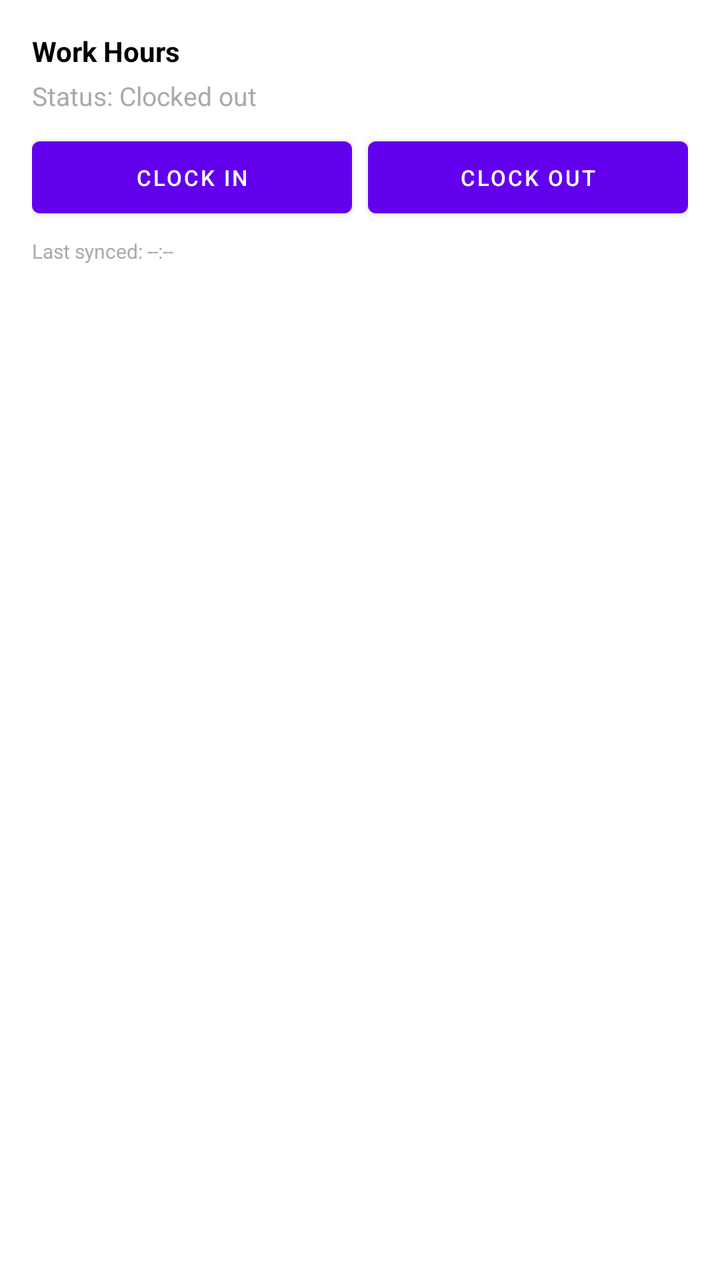
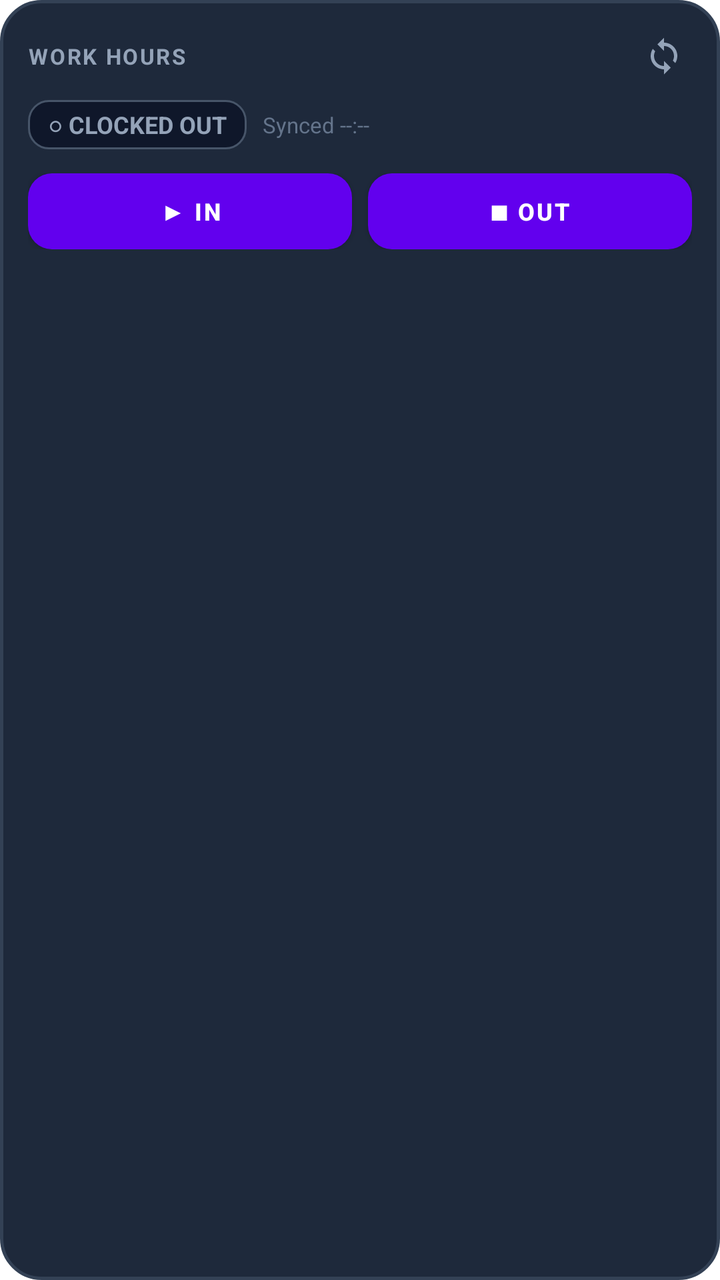

The first picture is an Android layout as it rendered before a commit; the second is the same layout after the commit. The layout source and the unified diff follow.
<!-- AndroidManifest.xml: fallback theme Theme.MaterialComponents.DayNight.NoActionBar -->
<!-- res/layout/work_hours_widget.xml -->
<?xml version="1.0" encoding="utf-8"?>
<LinearLayout xmlns:android="http://schemas.android.com/apk/res/android"
    android:layout_width="match_parent"
    android:layout_height="match_parent"
    android:orientation="vertical"
    android:padding="16dp"
    android:background="@android:color/white">

    <TextView
        android:id="@+id/widget_title"
        android:layout_width="wrap_content"
        android:layout_height="wrap_content"
        android:text="Work Hours"
        android:textStyle="bold"
        android:textSize="14sp"
        android:textColor="@android:color/black" />

    <TextView
        android:id="@+id/widget_status"
        android:layout_width="wrap_content"
        android:layout_height="wrap_content"
        android:layout_marginTop="4dp"
        android:text="Status: Clocked out"
        android:textSize="13sp"
        android:textColor="@android:color/darker_gray" />

    <LinearLayout
        android:layout_width="match_parent"
        android:layout_height="wrap_content"
        android:orientation="horizontal"
        android:layout_marginTop="8dp">

        <Button
            android:id="@+id/btn_clock_in"
            android:layout_width="0dp"
            android:layout_height="wrap_content"
            android:layout_weight="1"
            android:text="CLOCK IN"
            android:textSize="11sp" />

        <Button
            android:id="@+id/btn_clock_out"
            android:layout_width="0dp"
            android:layout_height="wrap_content"
            android:layout_weight="1"
            android:layout_marginStart="8dp"
            android:text="CLOCK OUT"
            android:textSize="11sp" />
    </LinearLayout>

    <TextView
        android:id="@+id/widget_sync_time"
        android:layout_width="wrap_content"
        android:layout_height="wrap_content"
        android:layout_marginTop="6dp"
        android:text="Last synced: --:--"
        android:textSize="10sp"
        android:textColor="@android:color/darker_gray" />
</LinearLayout>
<!-- resources referenced by this layout -->
<resources>

</resources>

<!-- the commit's change to res/layout/work_hours_widget.xml (unified diff, before → after) -->
@@ -3,57 +3,100 @@
     android:layout_width="match_parent"
     android:layout_height="match_parent"
     android:orientation="vertical"
-    android:padding="16dp"
-    android:background="@android:color/white">
+    android:padding="14dp"
+    android:background="@drawable/widget_surface_background">
 
-    <TextView
-        android:id="@+id/widget_title"
-        android:layout_width="wrap_content"
-        android:layout_height="wrap_content"
-        android:text="Work Hours"
-        android:textStyle="bold"
-        android:textSize="14sp"
-        android:textColor="@android:color/black" />
+    
+    <RelativeLayout
+        android:layout_width="match_parent"
+        android:layout_height="wrap_content">
 
-    <TextView
-        android:id="@+id/widget_status"
-        android:layout_width="wrap_content"
-        android:layout_height="wrap_content"
-        android:layout_marginTop="4dp"
-        android:text="Status: Clocked out"
-        android:textSize="13sp"
-        android:textColor="@android:color/darker_gray" />
+        <TextView
+            android:id="@+id/widget_title"
+            android:layout_width="wrap_content"
+            android:layout_height="wrap_content"
+            android:layout_alignParentStart="true"
+            android:layout_centerVertical="true"
+            android:text="WORK HOURS"
+            android:textStyle="bold"
+            android:textSize="11sp"
+            android:letterSpacing="0.08"
+            android:textColor="#94A3B8" />
 
+        <ImageView
+            android:id="@+id/btn_sync"
+            android:layout_width="28dp"
+            android:layout_height="28dp"
+            android:layout_alignParentEnd="true"
+            android:layout_centerVertical="true"
+            android:src="@drawable/ic_sync"
+            android:padding="4dp"
+            android:contentDescription="Sync Status"
+            android:clickable="true"
+            android:focusable="true" />
+    </RelativeLayout>
+
+    
     <LinearLayout
         android:layout_width="match_parent"
         android:layout_height="wrap_content"
         android:orientation="horizontal"
+        android:gravity="center_vertical"
         android:layout_marginTop="8dp">
+
+        <TextView
+            android:id="@+id/widget_status"
+            android:layout_width="wrap_content"
+            android:layout_height="wrap_content"
+            android:background="@drawable/widget_status_out"
+            android:paddingStart="10dp"
+            android:paddingEnd="10dp"
+            android:paddingTop="4dp"
+            android:paddingBottom="4dp"
+            android:text="○ CLOCKED OUT"
+            android:textStyle="bold"
+            android:textSize="12sp"
+            android:textColor="#94A3B8" />
+
+        <TextView
+            android:id="@+id/widget_sync_time"
+            android:layout_width="wrap_content"
+            android:layout_height="wrap_content"
+            android:layout_marginStart="8dp"
+            android:text="Synced --:--"
+            android:textSize="11sp"
+            android:textColor="#64748B" />
+    </LinearLayout>
+
+    
+    <LinearLayout
+        android:layout_width="match_parent"
+        android:layout_height="wrap_content"
+        android:orientation="horizontal"
+        android:layout_marginTop="12dp">
 
         <Button
             android:id="@+id/btn_clock_in"
             android:layout_width="0dp"
-            android:layout_height="wrap_content"
+            android:layout_height="38dp"
             android:layout_weight="1"
-            android:text="CLOCK IN"
-            android:textSize="11sp" />
+            android:background="@drawable/widget_btn_in"
+            android:text="▶ IN"
+            android:textColor="#FFFFFF"
+            android:textStyle="bold"
+            android:textSize="12sp" />
 
         <Button
             android:id="@+id/btn_clock_out"
             android:layout_width="0dp"
-            android:layout_height="wrap_content"
+            android:layout_height="38dp"
             android:layout_weight="1"
             android:layout_marginStart="8dp"
-            android:text="CLOCK OUT"
-            android:textSize="11sp" />
+            android:background="@drawable/widget_btn_out"
+            android:text="■ OUT"
+            android:textColor="#FFFFFF"
+            android:textStyle="bold"
+            android:textSize="12sp" />
     </LinearLayout>
 
-    <TextView
-        android:id="@+id/widget_sync_time"
-        android:layout_width="wrap_content"
-        android:layout_height="wrap_content"
-        android:layout_marginTop="6dp"
-        android:text="Last synced: --:--"
-        android:textSize="10sp"
-        android:textColor="@android:color/darker_gray" />
 </LinearLayout>
<!-- resource entries referenced after the edit -->
@@ -1,5 +1,57 @@
 <!-- resources referenced by this layout -->
 <resources>
-
+  <!-- drawable ic_sync (drawable) -->
+  <?xml version="1.0" encoding="utf-8"?>
+  <vector xmlns:android="http://schemas.android.com/apk/res/android"
+      android:width="20dp"
+      android:height="20dp"
+      android:viewportWidth="24"
+      android:viewportHeight="24">
+      <path
+          android:fillColor="#94A3B8"
+          android:pathData="M12,4V1L8,5l4,4V6c3.31,0 6,2.69 6,6 0,1.01,-0.25,1.97,-0.7,2.8l1.46,1.46C19.54,15.03 20,13.57 20,12c0,-4.42,-3.58,-8,-8,-8zm0,14c-3.31,0,-6,-2.69,-6,-6 0,-1.01,0.25,-1.97,0.7,-2.8L5.24,7.74C4.46,8.97 4,10.43 4,12c0,4.42,3.58,8,8,8v3l4,-4 -4,-4v3z"/>
+  </vector>
+  <!-- drawable widget_btn_in (drawable) -->
+  <?xml version="1.0" encoding="utf-8"?>
+  <ripple xmlns:android="http://schemas.android.com/apk/res/android"
+      android:color="#34D399">
+      <item>
+          <shape android:shape="rectangle">
+              <corners android:radius="12dp" />
+              <solid android:color="#10B981" />
+          </shape>
+      </item>
+  </ripple>
+  <!-- drawable widget_btn_out (drawable) -->
+  <?xml version="1.0" encoding="utf-8"?>
+  <ripple xmlns:android="http://schemas.android.com/apk/res/android"
+      android:color="#F87171">
+      <item>
+          <shape android:shape="rectangle">
+              <corners android:radius="12dp" />
+              <solid android:color="#EF4444" />
+          </shape>
+      </item>
+  </ripple>
+  <!-- drawable widget_status_out (drawable) -->
+  <?xml version="1.0" encoding="utf-8"?>
+  <shape xmlns:android="http://schemas.android.com/apk/res/android"
+      android:shape="rectangle">
+      <corners android:radius="10dp" />
+      <solid android:color="#0F172A" />
+      <stroke
+          android:width="1dp"
+          android:color="#475569" />
+  </shape>
+  <!-- drawable widget_surface_background (drawable) -->
+  <?xml version="1.0" encoding="utf-8"?>
+  <shape xmlns:android="http://schemas.android.com/apk/res/android"
+      android:shape="rectangle">
+      <corners android:radius="20dp" />
+      <solid android:color="#1E293B" />
+      <stroke
+          android:width="1.5dp"
+          android:color="#334155" />
+  </shape>
 </resources>
 
